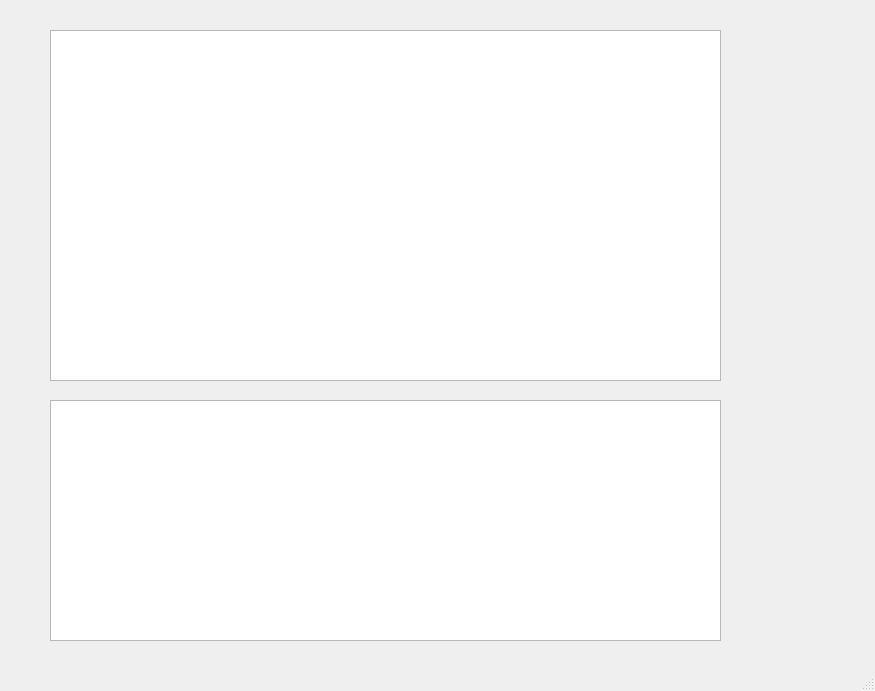
Before: the Qt Designer form gitscan/gui/test1.ui in e-mit/gitscan, drawn with Qt 5.
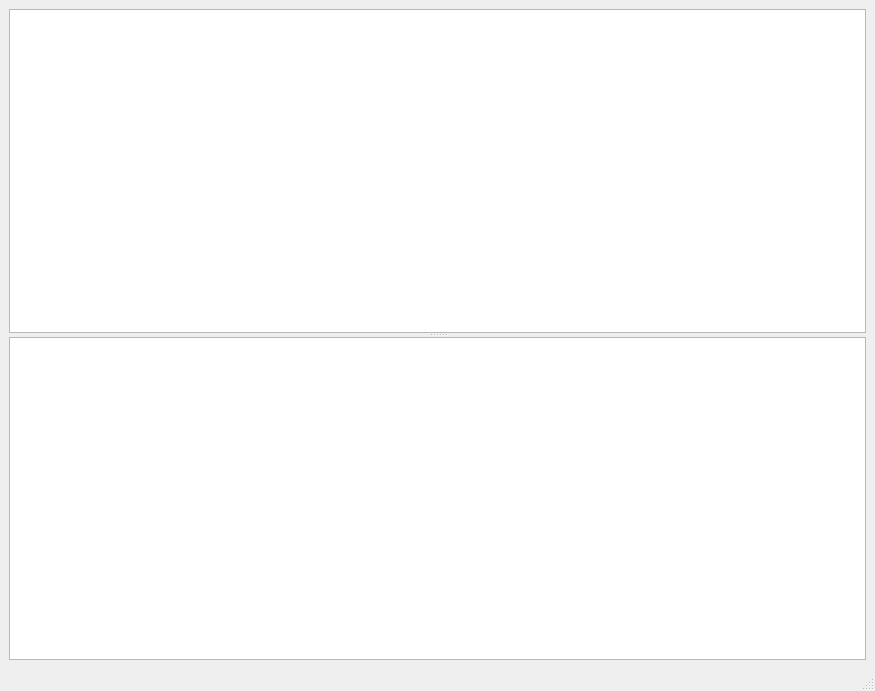
After: the same form once the commit is applied.

Commit message: Improve gui to have splitter and boxes expand with window

What changed in the file:
```diff
--- a/gitscan/gui/test1.ui
+++ b/gitscan/gui/test1.ui
@@ -14,29 +14,21 @@
    <string>MainWindow</string>
   </property>
   <widget class="QWidget" name="centralwidget">
-   <widget class="QListView" name="listView">
-    <property name="geometry">
-     <rect>
-      <x>50</x>
-      <y>30</y>
-      <width>671</width>
-      <height>351</height>
-     </rect>
-    </property>
-   </widget>
+   <layout class="QVBoxLayout" name="verticalLayout">
+    <item>
+     <widget class="QSplitter" name="splitter">
+      <property name="orientation">
+       <enum>Qt::Vertical</enum>
+      </property>
+      <widget class="QListView" name="listView"/>
    <widget class="QPlainTextEdit" name="plainTextEdit">
-    <property name="geometry">
-     <rect>
-      <x>50</x>
-      <y>400</y>
-      <width>671</width>
-      <height>241</height>
-     </rect>
-    </property>
     <property name="readOnly">
      <bool>true</bool>
     </property>
    </widget>
+     </widget>
+    </item>
+   </layout>
   </widget>
   <widget class="QMenuBar" name="menubar">
    <property name="geometry">
```
Lines whose indentation alone changed are shown as unchanged. The commit also changes 1 other file.
